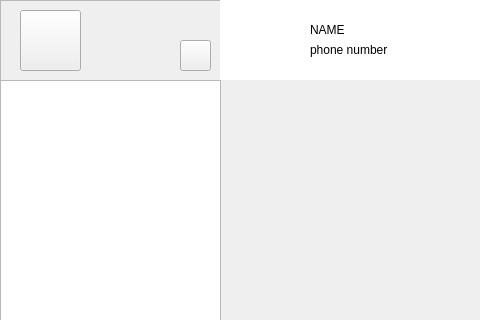
The window that client/chatpage.ui (mohammadmolavi/Local-messenger) describes before a commit, drawn with Qt 5; both pictures show x 0 to 480 and y 0 to 320 of the 950 by 611 pixel window.
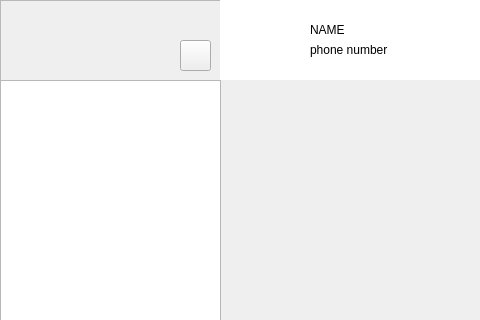
The same window after the commit. Icons and pictures are not drawn.

What changed in the file:
```diff
--- a/client/chatpage.ui
+++ b/client/chatpage.ui
@@ -81,22 +81,6 @@
       <string>+ New Chat</string>
      </property>
     </widget>
-    <widget class="QPushButton" name="pushButton_6">
-     <property name="geometry">
-      <rect>
-       <x>20</x>
-       <y>10</y>
-       <width>61</width>
-       <height>61</height>
-      </rect>
-     </property>
-     <property name="styleSheet">
-      <string notr="true">border-image: url(:/new/prefix1/graphics/friend.png);</string>
-     </property>
-     <property name="text">
-      <string/>
-     </property>
-    </widget>
     <widget class="QListWidget" name="contactlist">
      <property name="geometry">
       <rect>
@@ -119,6 +103,25 @@
       <number>16</number>
      </property>
     </widget>
+    <widget class="QLabel" name="label">
+     <property name="geometry">
+      <rect>
+       <x>20</x>
+       <y>10</y>
+       <width>61</width>
+       <height>61</height>
+      </rect>
+     </property>
+     <property name="text">
+      <string/>
+     </property>
+     <property name="pixmap">
+      <pixmap resource="Graphics.qrc">:/new/prefix1/graphics/friend.png</pixmap>
+     </property>
+     <property name="scaledContents">
+      <bool>true</bool>
+     </property>
+    </widget>
    </widget>
    <widget class="QFrame" name="frame_2">
     <property name="geometry">
```
Left out of the diff: 24 changed lines with no effect on the pictures.
